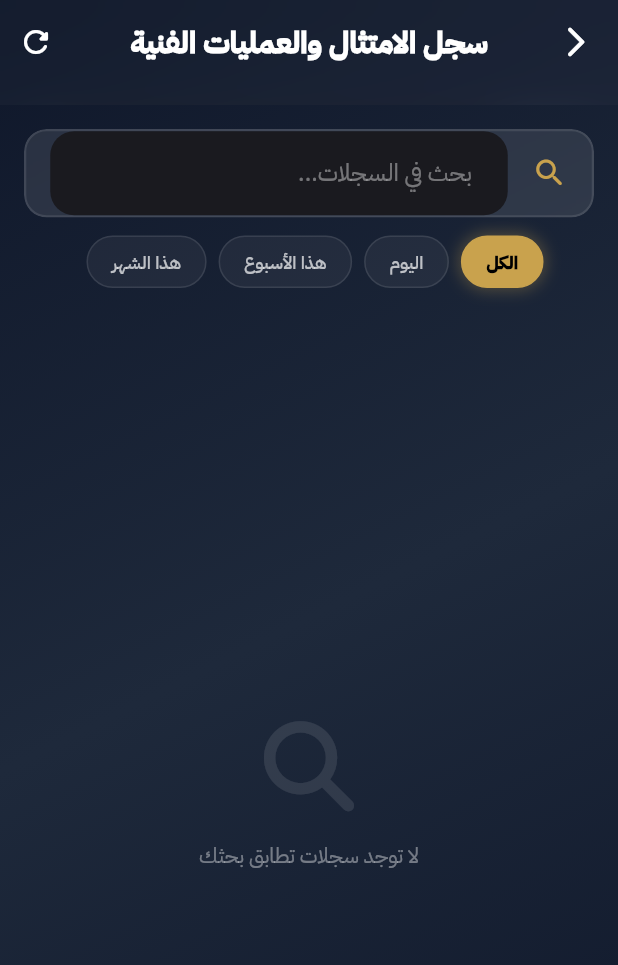
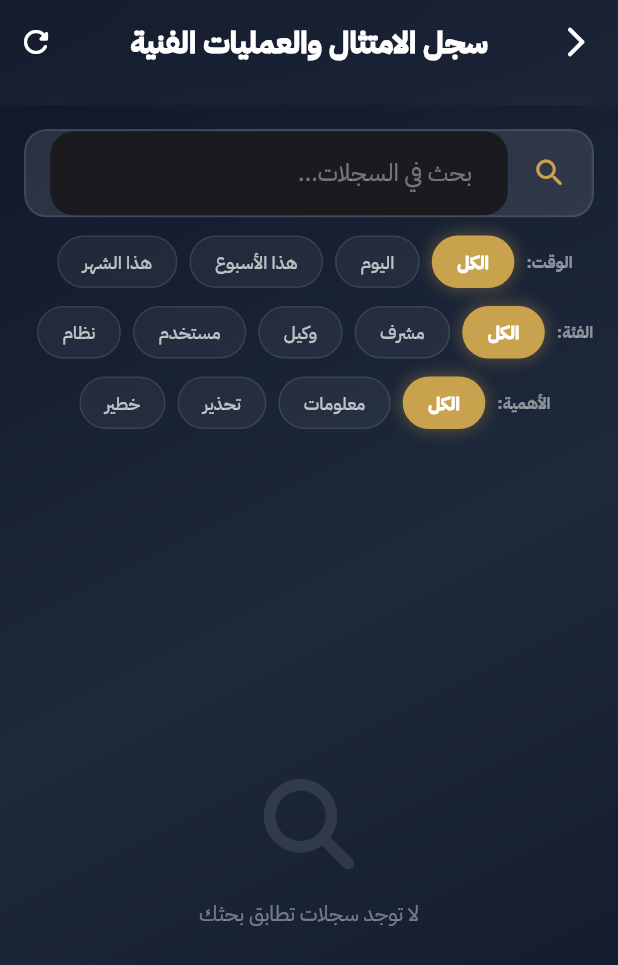
Before and after one commit to AymanAltairi73/Kasby-Admin, a Flutter app: the AuditLogsScreen screen opened by its route, on a phone screen of 412 x 824 dp. Shown: the top 965 px of the screen. Run offline on Flutter 3.47's test engine with Material 3 defaults, Android fonts, the light colour scheme and no system bars; our stand-ins replace audioplayers, csv, device_info_plus, fl_chart, font_awesome_flutter, get and 7 more; accounts and stored records are empty; network calls fail.

Commit message:
feat: Implement audit logs screen with filtering and display capabilities for compliance and technical operations.

```diff
--- a/lib/features/dashboard/controllers/audit_controller.dart
+++ b/lib/features/dashboard/controllers/audit_controller.dart
@@ -13,6 +13,8 @@ class AuditController extends GetxController {
 
   final searchQuery = ''.obs;
   final selectedTimeFilter = TimeFilter.all.obs;
+  final selectedRoleFilter = 'الكل'.obs; // admin, agent, user, system (null)
+  final selectedSeverityFilter = 'الكل'.obs; // info, warning, critical
 
   @override
   void onInit() {
@@ -23,6 +25,8 @@ class AuditController extends GetxController {
     everAll([
       searchQuery,
       selectedTimeFilter,
+      selectedRoleFilter,
+      selectedSeverityFilter,
       _allLogs,
     ], (_) => _applyFilters());
   }
@@ -45,6 +49,27 @@ class AuditController extends GetxController {
           default:
             return true;
         }
+      }).toList();
+    }
+
+    // Role-based filtering
+    if (selectedRoleFilter.value != 'الكل') {
+      result = result.where((log) {
+        if (selectedRoleFilter.value == 'نظام') return log.actorRole == null;
+        final roleMap = {'مشرف': 'admin', 'وكيل': 'agent', 'مستخدم': 'user'};
+        return log.actorRole == roleMap[selectedRoleFilter.value];
+      }).toList();
+    }
+
+    // Severity-based filtering
+    if (selectedSeverityFilter.value != 'الكل') {
+      result = result.where((log) {
+        final severityMap = {
+          'معلومات': 'info',
+          'تحذير': 'warning',
+          'خطير': 'critical',
+        };
+        return log.severity == severityMap[selectedSeverityFilter.value];
       }).toList();
     }
 
--- a/lib/features/dashboard/screens/audit_logs_screen.dart
+++ b/lib/features/dashboard/screens/audit_logs_screen.dart
@@ -132,6 +132,7 @@ class AuditLogsScreen extends StatelessWidget {
               physics: const BouncingScrollPhysics(),
               child: Row(
                 children: [
+                  _buildSectionLabel('الوقت:'),
                   _buildFilterChip(
                     label: 'الكل',
                     isSelected:
@@ -166,10 +167,102 @@ class AuditLogsScreen extends StatelessWidget {
               ),
             ),
           ),
-          const SizedBox(height: 16),
-          // Removed legacy Type filter as it is now unified by severity and action keywords
+          const SizedBox(height: 12),
+          Obx(
+            () => SingleChildScrollView(
+              scrollDirection: Axis.horizontal,
+              physics: const BouncingScrollPhysics(),
+              child: Row(
+                children: [
+                  _buildSectionLabel('الفئة:'),
+                  _buildFilterChip(
+                    label: 'الكل',
+                    isSelected: controller.selectedRoleFilter.value == 'الكل',
+                    onTap: () => controller.selectedRoleFilter.value = 'الكل',
+                  ),
+                  _buildFilterChip(
+                    label: 'مشرف',
+                    isSelected: controller.selectedRoleFilter.value == 'مشرف',
+                    onTap: () => controller.selectedRoleFilter.value = 'مشرف',
+                  ),
+                  _buildFilterChip(
+                    label: 'وكيل',
+                    isSelected: controller.selectedRoleFilter.value == 'وكيل',
+                    onTap: () => controller.selectedRoleFilter.value = 'وكيل',
+                  ),
+                  _buildFilterChip(
+                    label: 'مستخدم',
+                    isSelected: controller.selectedRoleFilter.value == 'مستخدم',
+                    onTap: () => controller.selectedRoleFilter.value = 'مستخدم',
+                  ),
+                  _buildFilterChip(
+                    label: 'نظام',
+                    isSelected: controller.selectedRoleFilter.value == 'نظام',
+                    onTap: () => controller.selectedRoleFilter.value = 'نظام',
+                  ),
+                ],
+              ),
+            ),
+          ),
+          const SizedBox(height: 12),
+          Obx(
+            () => SingleChildScrollView(
+              scrollDirection: Axis.horizontal,
+              physics: const BouncingScrollPhysics(),
+              child: Row(
+                children: [
+                  _buildSectionLabel('الأهمية:'),
+                  _buildFilterChip(
+                    label: 'الكل',
+                    isSelected:
+                        controller.selectedSeverityFilter.value == 'الكل',
+                    onTap: () =>
+                        controller.selectedSeverityFilter.value = 'الكل',
+                  ),
+                  _buildFilterChip(
+                    label: 'معلومات',
+                    isSelected:
+                        controller.selectedSeverityFilter.value == 'معلومات',
+                    onTap: () =>
+                        controller.selectedSeverityFilter.value = 'معلومات',
+                    activeColor: KasbyColors.success,
+                  ),
+                  _buildFilterChip(
+                    label: 'تحذير',
+                    isSelected:
+                        controller.selectedSeverityFilter.value == 'تحذير',
+                    onTap: () =>
+                        controller.selectedSeverityFilter.value = 'تحذير',
+                    activeColor: KasbyColors.warning,
+                  ),
+                  _buildFilterChip(
+                    label: 'خطير',
+                    isSelected:
+                        controller.selectedSeverityFilter.value == 'خطير',
+                    onTap: () =>
+                        controller.selectedSeverityFilter.value = 'خطير',
+                    activeColor: KasbyColors.error,
+                  ),
+                ],
+              ),
+            ),
+          ),
           const SizedBox(height: 12),
         ],
+      ),
+    );
+  }
+
+  Widget _buildSectionLabel(String label) {
+    return Padding(
+      padding: const EdgeInsets.only(left: 8),
+      child: Text(
+        label,
+        style: TextStyle(
+          color: Colors.white.withValues(alpha: 0.5),
+          fontSize: 11,
+          fontWeight: FontWeight.bold,
+        ),
       ),
     );
   }
@@ -178,26 +271,24 @@ class AuditLogsScreen extends StatelessWidget {
     required String label,
     required bool isSelected,
     required VoidCallback onTap,
+    Color? activeColor,
   }) {
+    final color = activeColor ?? KasbyColors.primaryGold;
     return GestureDetector(
       onTap: onTap,
       child: Container(
         margin: const EdgeInsets.only(left: 8),
         padding: const EdgeInsets.symmetric(horizontal: 16, vertical: 8),
         decoration: BoxDecoration(
-          color: isSelected
-              ? KasbyColors.primaryGold
-              : Colors.white.withValues(alpha: 0.05),
+          color: isSelected ? color : Colors.white.withValues(alpha: 0.05),
           borderRadius: BorderRadius.circular(20),
           border: Border.all(
-            color: isSelected
-                ? KasbyColors.primaryGold
-                : Colors.white.withValues(alpha: 0.1),
+            color: isSelected ? color : Colors.white.withValues(alpha: 0.1),
           ),
           boxShadow: isSelected
               ? [
                   BoxShadow(
-                    color: KasbyColors.primaryGold.withValues(alpha: 0.3),
+                    color: color.withValues(alpha: 0.3),
                     blurRadius: 8,
                     spreadRadius: 2,
                   ),
@@ -207,7 +298,9 @@ class AuditLogsScreen extends StatelessWidget {
         child: Text(
           label,
           style: TextStyle(
-            color: isSelected ? Colors.black : Colors.white70,
+            color: isSelected
+                ? (color.computeLuminance() > 0.5 ? Colors.black : Colors.white)
+                : Colors.white70,
             fontSize: 12,
             fontWeight: isSelected ? FontWeight.w900 : FontWeight.w500,
           ),
```
